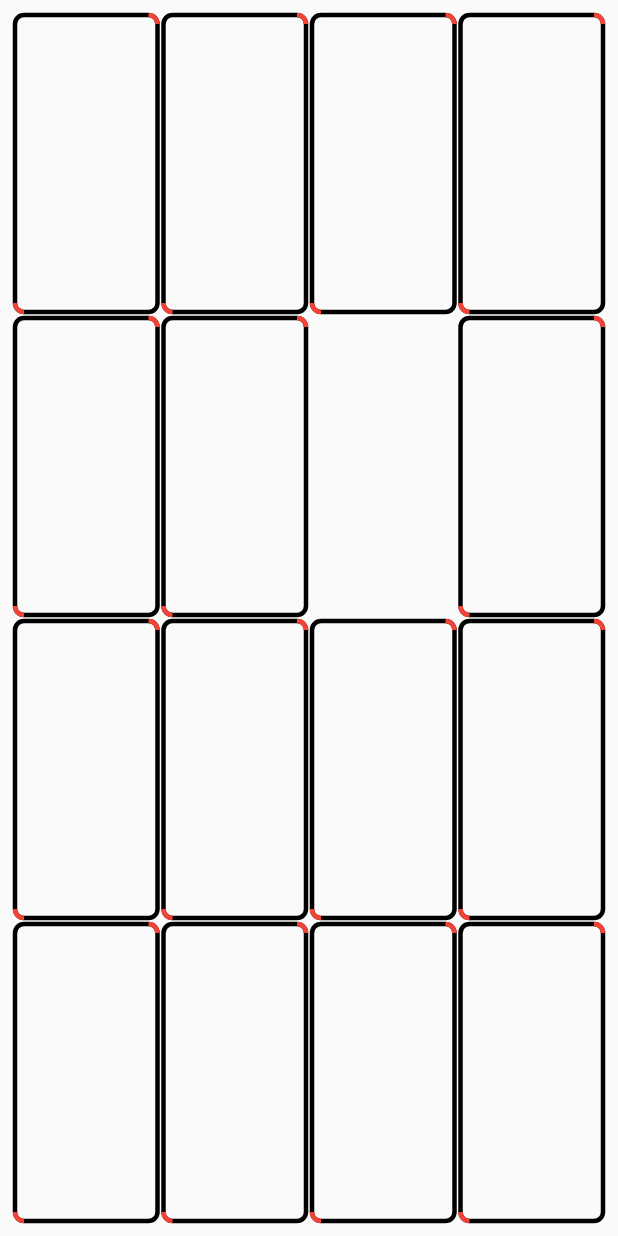
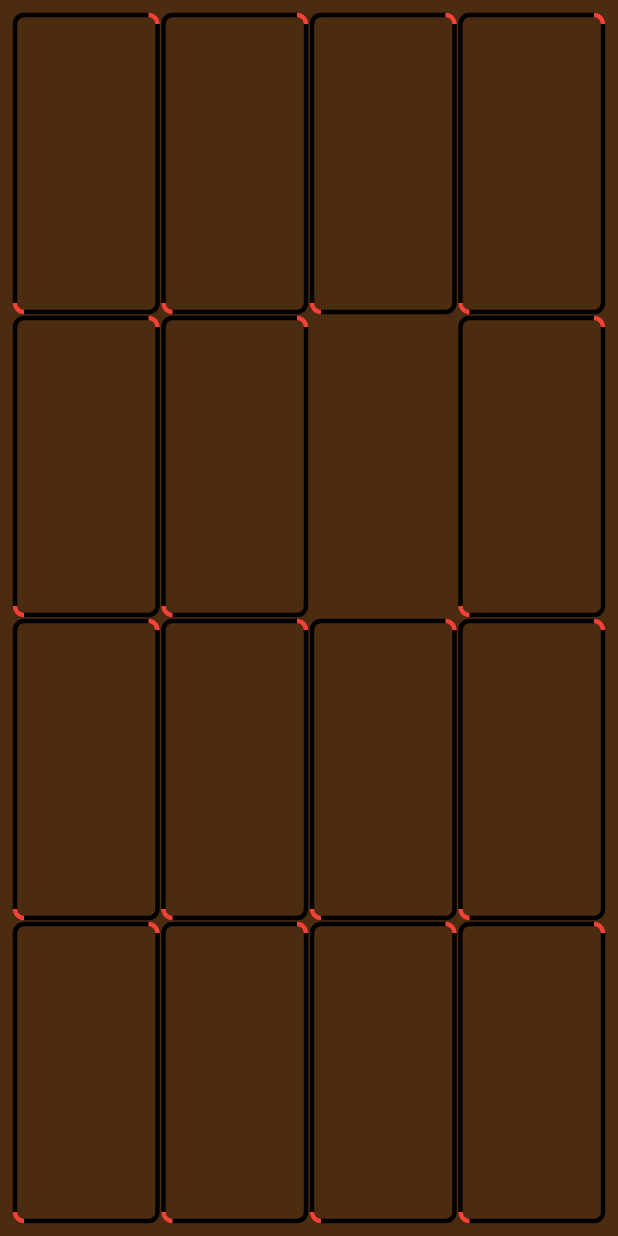
Before and after one commit to pandora-house/puzzle-game, a Flutter app: the screen it shows after launch, on a phone screen of 412 x 824 dp. Run offline on Flutter 3.47's test engine with Material 2 defaults, Android fonts, the phone set to English and light mode, and no system bars.

Commit message:
change color

```diff
--- a/lib/main.dart
+++ b/lib/main.dart
@@ -16,7 +16,7 @@ class MyApp extends StatelessWidget {
     return MaterialApp(
       title: 'Puzzle game',
       theme: ThemeData(
-        primarySwatch: Colors.blue,
+        scaffoldBackgroundColor: const Color(0xFF4C2C11)
       ),
       home: ChangeNotifierProvider(
         create: (context) => Engine(),
```
